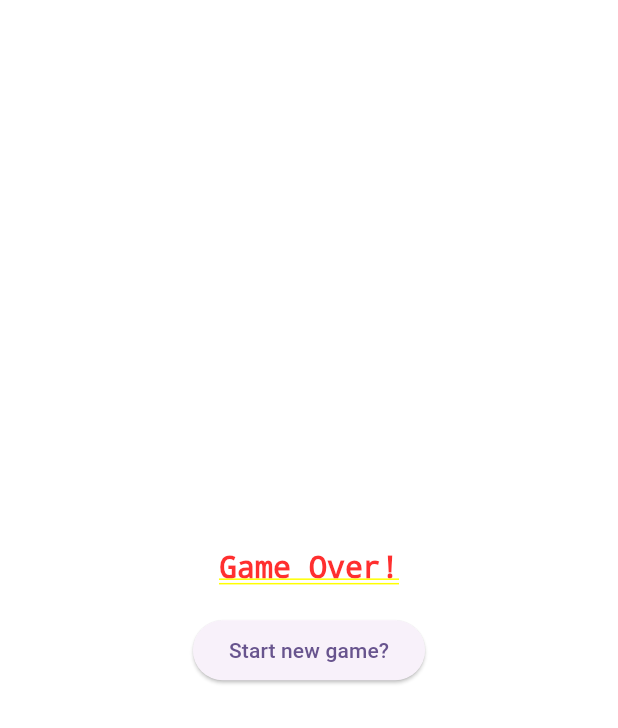
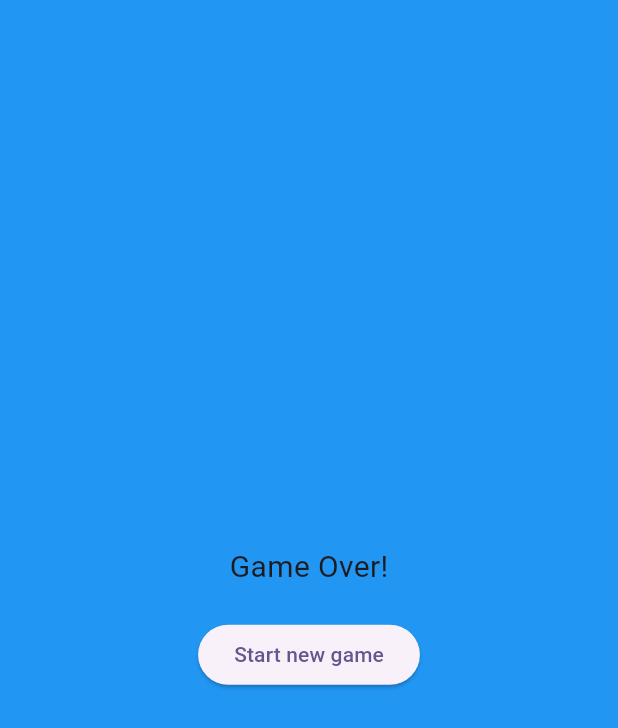
Before and after one commit to codePenta/HotPotato, a Flutter app: the GameEndingWidget screen opened by its route, on a phone screen of 412 x 824 dp. Shown: the top 728 px of the screen. Run offline on Flutter 3.47's test engine with Material 3 defaults, Android fonts, the phone set to English and light mode, and no system bars.

Commit message:
Fixed an error which caused the Game Ending Widget to have an ununsable look

```diff
--- a/lib/ui/ending/widgets/game_ending_widget.dart
+++ b/lib/ui/ending/widgets/game_ending_widget.dart
@@ -19,8 +19,8 @@
   @override
   Widget build(BuildContext context) {
     var timerViewModel = Provider.of<TimerViewModel>(context);
-    return Container(
-      alignment: Alignment.center,
+    return Scaffold(
+      body: Center(
         child: Column(
           mainAxisSize: MainAxisSize.min,
           children: [
@@ -31,9 +31,10 @@
                 timerViewModel.restartTimer();
                 Navigator.of(context).pushNamed(RoutePaths.homeRoute);
               },
-            child: const Text("Start new game?"),
+              child: const Text("Start new game"),
             ),
           ],
+        ),
       ),
     );
   }
--- a/lib/ui/main/widgets/main_widget.dart
+++ b/lib/ui/main/widgets/main_widget.dart
@@ -11,9 +11,6 @@
 class _MainWidget extends State<MainWidget> {
   @override
   Widget build(BuildContext context) {
-    return Scaffold(
-      appBar: AppBar(title: const Text('Hot potato')),
-      body: TimerWidget(),
-    );
+    return TimerWidget();
   }
 }
```
Lines whose indentation alone changed are shown as unchanged.
